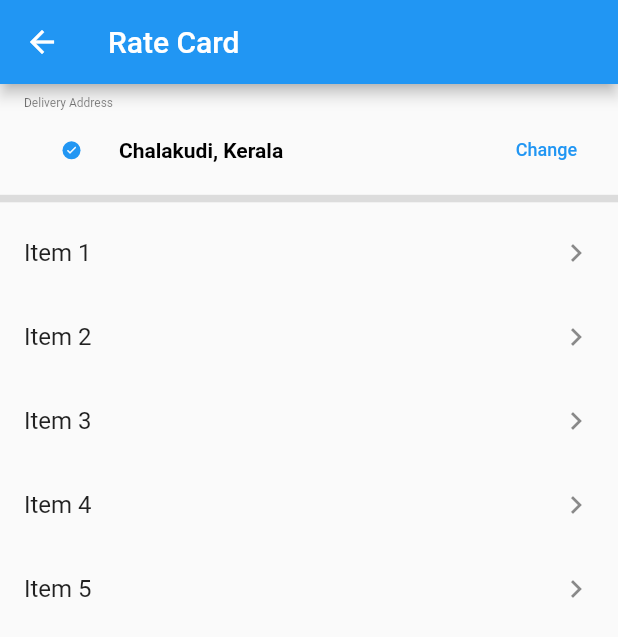
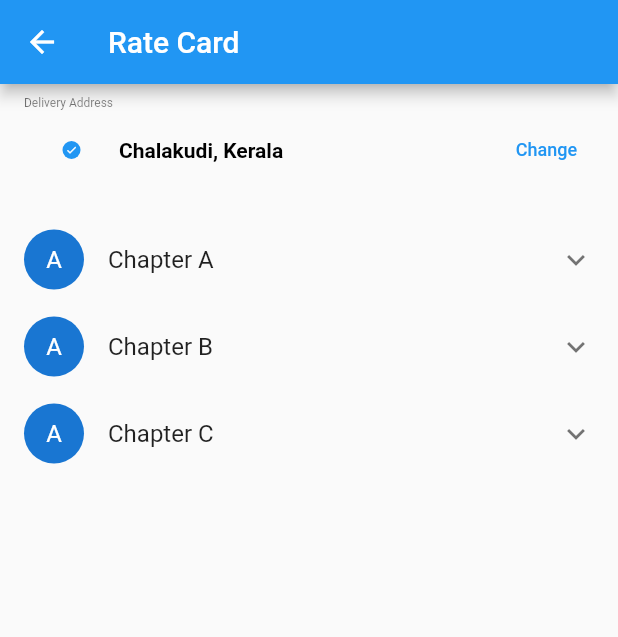
Before and after one commit to akhil-tj/Rate_Screen, a Flutter app: the screen it shows after launch, on a phone screen of 412 x 824 dp. Shown: the top 637 px of the screen. Run offline on Flutter 3.47's test engine with Material 2 defaults, Android fonts, the phone set to English and light mode, and no system bars.

Commit message:
collapse tile added

```diff
--- /dev/null
+++ b/lib/list.dart
@@ -0,0 +1,85 @@
+import 'package:flutter/material.dart';
+
+class ExpansionTileSample extends StatelessWidget {
+  @override
+  Widget build(BuildContext context) {
+    return ListView.builder(
+      itemBuilder: (BuildContext context, int index) => EntryItem(data[index]),
+      itemCount: data.length,
+      shrinkWrap: true,
+    );
+  }
+}
+
+List<String> avatar = <String>['A', 'B', 'C'];
+
+// One entry in the multilevel list displayed by this app.
+class Entry {
+  Entry(this.title, [this.children = const <Entry>[]]);
+
+  final String title;
+  final List<Entry> children;
+}
+
+// The entire multilevel list displayed by this app.
+final List<Entry> data = <Entry>[
+  Entry(
+    'Chapter A',
+    <Entry>[
+      Entry('Section A0'),
+      Entry('Section A1'),
+      Entry('Section A2'),
+    ],
+  ),
+  Entry(
+    'Chapter B',
+    <Entry>[
+      Entry('Section B0'),
+      Entry('Section B1'),
+    ],
+  ),
+  Entry(
+    'Chapter C',
+    <Entry>[
+      Entry('Section C0'),
+      Entry('Section C1'),
+      Entry(
+        'Section C2',
+      ),
+    ],
+  ),
+];
+
+// Displays one Entry. If the entry has children then it's displayed
+// with an ExpansionTile.
+class EntryItem extends StatelessWidget {
+  const EntryItem(this.entry);
+
+  final Entry entry;
+
+  Widget _buildTiles(Entry root) {
+    if (root.children.isEmpty) return ListTile(title: Text(root.title));
+    return ExpansionTile(
+      leading: ExcludeSemantics(
+        child: CircleAvatar(
+          child: Text(
+            avatar[0],
+            style: TextStyle(color: Colors.white),
+          ),
+        ),
+      ),
+      key: PageStorageKey<Entry>(root),
+      title: Text(root.title),
+      children: root.children.map(_buildTiles).toList(),
+    );
+  }
+
+  @override
+  Widget build(BuildContext context) {
+    return _buildTiles(entry);
+  }
+}
+
+void main() {
+  runApp(ExpansionTileSample());
+}
--- a/lib/main.dart
+++ b/lib/main.dart
@@ -1,5 +1,6 @@
 import 'package:flutter/cupertino.dart';
 import 'package:flutter/material.dart';
+import 'package:ratescreen/list.dart';
 
 void main() {
   runApp(Rate());
@@ -92,8 +93,11 @@ class Rate extends StatelessWidget {
                 ),
               ),
             ),
-            Divider(
-              thickness: 5.0,
+//            Divider(
+//              thickness: 5.0,
+//            ),
+            SizedBox(
+              height: 20.0,
             ),
             Expanded(flex: 10, child: RtScreen())
           ],
@@ -113,31 +117,7 @@ class _RtScreenState extends State<RtScreen> {
   Widget build(BuildContext context) {
     return SingleChildScrollView(
       child: Container(
-        child: ListView(
-          shrinkWrap: true,
-          children: <Widget>[
-            ListTile(
-              title: Text("Item 1"),
-              trailing: Icon(Icons.keyboard_arrow_right),
-            ),
-            ListTile(
-              title: Text("Item 2"),
-              trailing: Icon(Icons.keyboard_arrow_right),
-            ),
-            ListTile(
-              title: Text("Item 3"),
-              trailing: Icon(Icons.keyboard_arrow_right),
-            ),
-            ListTile(
-              title: Text("Item 4"),
-              trailing: Icon(Icons.keyboard_arrow_right),
-            ),
-            ListTile(
-              title: Text("Item 5"),
-              trailing: Icon(Icons.keyboard_arrow_right),
-            ),
-          ],
-        ),
+        child: ExpansionTileSample(),
       ),
     );
   }
```
